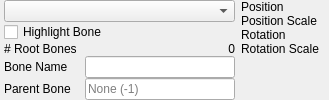
Qt form src/hlam/plugins/halflife/studiomodel/ui/dockpanels/BonesPanel.ui (SamVanheer/HalfLifeAssetManager) before a commit.
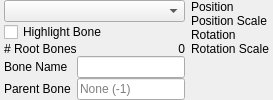
The same form after that commit. Custom widgets are drawn as their Qt base class.

```diff
--- a/src/hlam/plugins/halflife/studiomodel/ui/dockpanels/BonesPanel.ui
+++ b/src/hlam/plugins/halflife/studiomodel/ui/dockpanels/BonesPanel.ui
@@ -6,7 +6,7 @@
    <rect>
     <x>0</x>
     <y>0</y>
-    <width>450</width>
+    <width>301</width>
     <height>92</height>
    </rect>
   </property>
@@ -37,26 +37,26 @@
      <property name="sizeConstraint">
       <enum>QLayout::SetDefaultConstraint</enum>
      </property>
-     <property name="verticalSpacing">
+     <property name="spacing">
       <number>0</number>
      </property>
      <item row="3" column="1">
       <widget class="QLineEdit" name="BoneName">
        <property name="sizePolicy">
-        <sizepolicy hsizetype="Fixed" vsizetype="Fixed">
+        <sizepolicy hsizetype="Minimum" vsizetype="Fixed">
          <horstretch>0</horstretch>
          <verstretch>0</verstretch>
         </sizepolicy>
        </property>
        <property name="minimumSize">
         <size>
-         <width>150</width>
+         <width>0</width>
          <height>0</height>
         </size>
        </property>
        <property name="maximumSize">
         <size>
-         <width>150</width>
+         <width>16777215</width>
          <height>16777215</height>
         </size>
        </property>
@@ -72,7 +72,7 @@
        </property>
        <property name="minimumSize">
         <size>
-         <width>75</width>
+         <width>0</width>
          <height>0</height>
         </size>
        </property>
@@ -84,20 +84,20 @@
      <item row="4" column="1">
       <widget class="QLineEdit" name="ParentBone">
        <property name="sizePolicy">
-        <sizepolicy hsizetype="Fixed" vsizetype="Fixed">
+        <sizepolicy hsizetype="Minimum" vsizetype="Fixed">
          <horstretch>0</horstretch>
          <verstretch>0</verstretch>
         </sizepolicy>
        </property>
        <property name="minimumSize">
         <size>
-         <width>150</width>
+         <width>0</width>
          <height>0</height>
         </size>
        </property>
        <property name="maximumSize">
         <size>
-         <width>150</width>
+         <width>16777215</width>
          <height>16777215</height>
         </size>
        </property>
@@ -129,7 +129,7 @@
        </property>
        <property name="minimumSize">
         <size>
-         <width>75</width>
+         <width>0</width>
          <height>0</height>
         </size>
        </property>
@@ -161,7 +161,7 @@
        </property>
        <property name="minimumSize">
         <size>
-         <width>75</width>
+         <width>0</width>
          <height>0</height>
         </size>
        </property>
@@ -173,7 +173,7 @@
      <item row="0" column="0" colspan="2">
       <widget class="QComboBox" name="Bones">
        <property name="sizePolicy">
-        <sizepolicy hsizetype="Preferred" vsizetype="Fixed">
+        <sizepolicy hsizetype="Expanding" vsizetype="Fixed">
          <horstretch>0</horstretch>
          <verstretch>0</verstretch>
         </sizepolicy>
@@ -206,7 +206,7 @@
    </item>
    <item>
     <layout class="QGridLayout" name="gridLayout_8">
-     <property name="verticalSpacing">
+     <property name="spacing">
       <number>0</number>
      </property>
      <item row="2" column="0">
@@ -219,7 +219,7 @@
        </property>
        <property name="minimumSize">
         <size>
-         <width>75</width>
+         <width>0</width>
          <height>0</height>
         </size>
        </property>
@@ -238,7 +238,7 @@
        </property>
        <property name="minimumSize">
         <size>
-         <width>75</width>
+         <width>0</width>
          <height>0</height>
         </size>
        </property>
@@ -257,7 +257,7 @@
        </property>
        <property name="minimumSize">
         <size>
-         <width>75</width>
+         <width>0</width>
          <height>0</height>
         </size>
        </property>
@@ -276,7 +276,7 @@
        </property>
        <property name="minimumSize">
         <size>
-         <width>75</width>
+         <width>0</width>
          <height>0</height>
         </size>
        </property>
```
Left out of the diff: 12 changed lines with no effect on the pictures.
